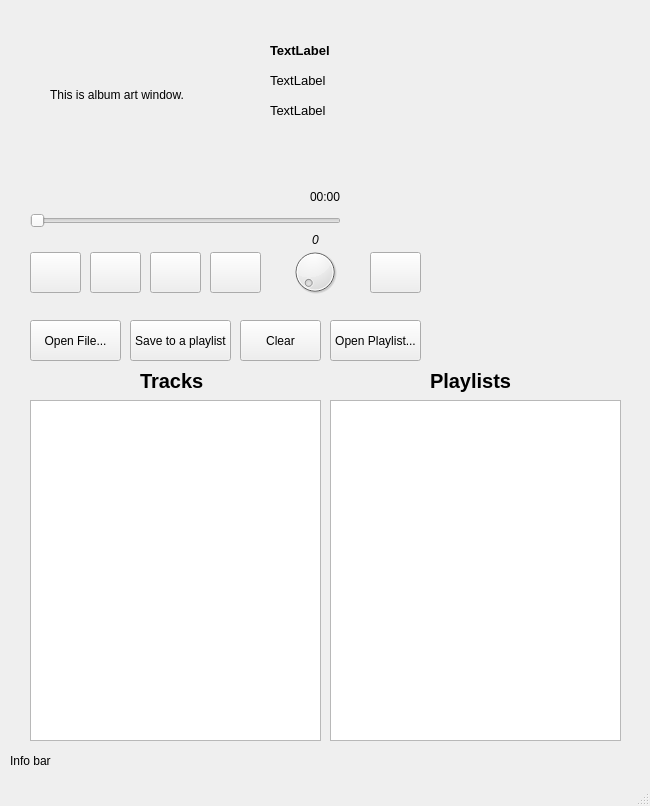
Old version of the form gui/audio_player.ui in the repository leofox2021/QtAudioPlayer.
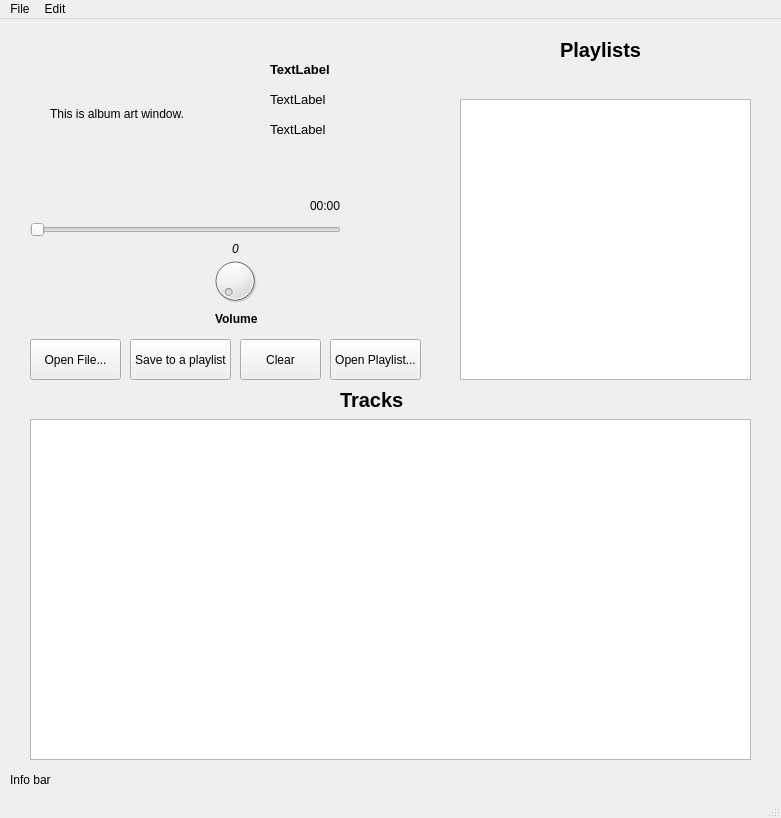
New version of the form.

Diff of the .ui file:
```diff
--- a/gui/audio_player.ui
+++ b/gui/audio_player.ui
@@ -6,8 +6,8 @@
    <rect>
     <x>0</x>
     <y>0</y>
-    <width>650</width>
-    <height>806</height>
+    <width>781</width>
+    <height>818</height>
    </rect>
   </property>
   <property name="sizePolicy">
@@ -18,25 +18,28 @@
   </property>
   <property name="minimumSize">
    <size>
-    <width>650</width>
-    <height>733</height>
+    <width>781</width>
+    <height>818</height>
    </size>
   </property>
   <property name="maximumSize">
    <size>
-    <width>16777215</width>
-    <height>16777215</height>
+    <width>781</width>
+    <height>818</height>
    </size>
   </property>
   <property name="windowTitle">
    <string>MainWindow</string>
   </property>
   <widget class="QWidget" name="centralwidget">
+   <property name="autoFillBackground">
+    <bool>false</bool>
+   </property>
    <widget class="QSlider" name="horizontalSlider">
     <property name="geometry">
      <rect>
       <x>30</x>
-      <y>210</y>
+      <y>200</y>
       <width>311</width>
       <height>22</height>
      </rect>
@@ -84,28 +87,34 @@
    <widget class="QPushButton" name="pushButton">
     <property name="geometry">
      <rect>
-      <x>90</x>
-      <y>252</y>
-      <width>51</width>
+      <x>70</x>
+      <y>230</y>
+      <width>31</width>
       <height>41</height>
      </rect>
     </property>
     <property name="text">
      <string/>
     </property>
+    <property name="flat">
+     <bool>true</bool>
+    </property>
    </widget>
    <widget class="QPushButton" name="pushButton_2">
     <property name="geometry">
      <rect>
-      <x>150</x>
-      <y>252</y>
-      <width>51</width>
+      <x>110</x>
+      <y>230</y>
+      <width>31</width>
       <height>41</height>
      </rect>
     </property>
     <property name="text">
      <string/>
     </property>
+    <property name="flat">
+     <bool>true</bool>
+    </property>
    </widget>
    <widget class="QPushButton" name="pushButton_3">
     <property name="geometry">
@@ -123,8 +132,8 @@
    <widget class="QDial" name="dial">
     <property name="geometry">
      <rect>
-      <x>290</x>
-      <y>240</y>
+      <x>210</x>
+      <y>230</y>
       <width>50</width>
       <height>64</height>
      </rect>
@@ -133,8 +142,8 @@
    <widget class="QLabel" name="label_2">
     <property name="geometry">
      <rect>
-      <x>290</x>
-      <y>230</y>
+      <x>210</x>
+      <y>220</y>
       <width>51</width>
       <height>20</height>
      </rect>
@@ -172,10 +181,31 @@
      <rect>
       <x>30</x>
       <y>400</y>
-      <width>291</width>
+      <width>721</width>
       <height>341</height>
      </rect>
     </property>
+    <property name="dragDropMode">
+     <enum>QAbstractItemView::DragOnly</enum>
+    </property>
+    <property name="iconSize">
+     <size>
+      <width>30</width>
+      <height>30</height>
+     </size>
+    </property>
+    <property name="verticalScrollMode">
+     <enum>QAbstractItemView::ScrollPerPixel</enum>
+    </property>
+    <property name="movement">
+     <enum>QListView::Free</enum>
+    </property>
+    <property name="resizeMode">
+     <enum>QListView::Adjust</enum>
+    </property>
+    <property name="layoutMode">
+     <enum>QListView::Batched</enum>
+    </property>
    </widget>
    <widget class="QLabel" name="label_4">
     <property name="geometry">
@@ -229,33 +259,39 @@
     <property name="geometry">
      <rect>
       <x>30</x>
-      <y>252</y>
-      <width>51</width>
+      <y>230</y>
+      <width>31</width>
       <height>41</height>
      </rect>
     </property>
     <property name="text">
      <string/>
     </property>
+    <property name="flat">
+     <bool>true</bool>
+    </property>
    </widget>
    <widget class="QPushButton" name="pushButton_5">
     <property name="geometry">
      <rect>
-      <x>210</x>
-      <y>252</y>
-      <width>51</width>
+      <x>150</x>
+      <y>230</y>
+      <width>31</width>
       <height>41</height>
      </rect>
     </property>
     <property name="text">
      <string/>
     </property>
+    <property name="flat">
+     <bool>true</bool>
+    </property>
    </widget>
    <widget class="QLabel" name="label_6">
     <property name="geometry">
      <rect>
       <x>310</x>
-      <y>190</y>
+      <y>180</y>
       <width>47</width>
       <height>13</height>
      </rect>
@@ -267,10 +303,10 @@
    <widget class="QListWidget" name="listWidget_2">
     <property name="geometry">
      <rect>
-      <x>330</x>
-      <y>400</y>
+      <x>460</x>
+      <y>80</y>
       <width>291</width>
-      <height>341</height>
+      <height>281</height>
      </rect>
     </property>
    </widget>
@@ -329,7 +365,7 @@
    <widget class="QLabel" name="label_8">
     <property name="geometry">
      <rect>
-      <x>140</x>
+      <x>340</x>
       <y>370</y>
       <width>91</width>
       <height>21</height>
@@ -349,8 +385,8 @@
    <widget class="QLabel" name="label_9">
     <property name="geometry">
      <rect>
-      <x>430</x>
-      <y>360</y>
+      <x>560</x>
+      <y>10</y>
       <width>91</width>
       <height>41</height>
      </rect>
@@ -369,8 +405,8 @@
    <widget class="QPushButton" name="pushButton_9">
     <property name="geometry">
      <rect>
-      <x>370</x>
-      <y>252</y>
+      <x>280</x>
+      <y>230</y>
       <width>51</width>
       <height>41</height>
      </rect>
@@ -381,6 +417,28 @@
     <property name="checkable">
      <bool>true</bool>
     </property>
+    <property name="flat">
+     <bool>true</bool>
+    </property>
+   </widget>
+   <widget class="QLabel" name="label_10">
+    <property name="geometry">
+     <rect>
+      <x>215</x>
+      <y>290</y>
+      <width>71</width>
+      <height>20</height>
+     </rect>
+    </property>
+    <property name="font">
+     <font>
+      <weight>75</weight>
+      <bold>true</bold>
+     </font>
+    </property>
+    <property name="text">
+     <string>Volume</string>
+    </property>
    </widget>
   </widget>
   <widget class="QMenuBar" name="menubar">
@@ -388,10 +446,23 @@
     <rect>
      <x>0</x>
      <y>0</y>
-     <width>650</width>
+     <width>781</width>
      <height>21</height>
     </rect>
    </property>
+   <widget class="QMenu" name="menuFile">
+    <property name="title">
+     <string>File</string>
+    </property>
+   </widget>
+   <widget class="QMenu" name="menuEdit">
+    <property name="title">
+     <string>Edit</string>
+    </property>
+    <addaction name="actionPreferences"/>
+   </widget>
+   <addaction name="menuFile"/>
+   <addaction name="menuEdit"/>
   </widget>
   <widget class="QStatusBar" name="statusbar"/>
  </widget>
```
Left out of the diff: 8 changed lines with no effect on the pictures.
